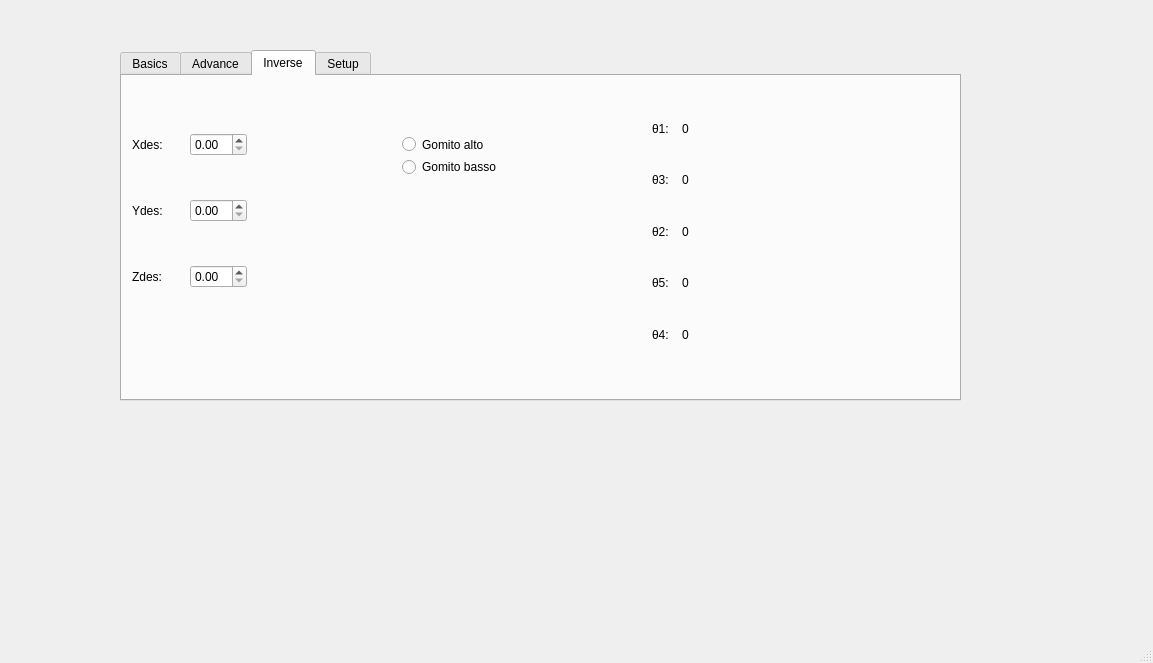
First picture: the form in pyUi/Designer/QtDesigner/modify/help.ui, repository Alfystar/Scorbot-CA, before the edit.
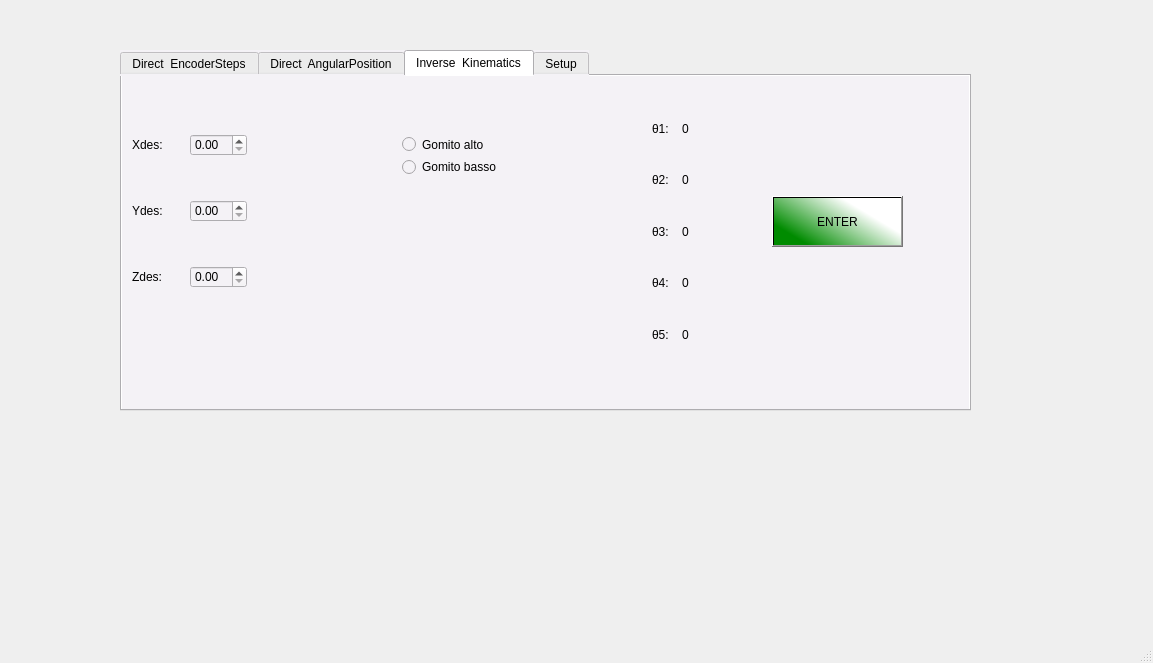
Second picture: the form after the edit. The open tabs and pages were chosen to show the change. Icons and pictures are not drawn.

```diff
--- a/pyUi/Designer/QtDesigner/modify/help.ui
+++ b/pyUi/Designer/QtDesigner/modify/help.ui
@@ -41,19 +41,46 @@
      <rect>
       <x>120</x>
       <y>50</y>
-      <width>841</width>
-      <height>351</height>
+      <width>851</width>
+      <height>361</height>
      </rect>
     </property>
+    <property name="toolTip">
+     <string>&lt;html&gt;&lt;head/&gt;&lt;body&gt;&lt;p&gt;Direct&lt;/p&gt;&lt;p&gt;&lt;br/&gt;&lt;/p&gt;&lt;/body&gt;&lt;/html&gt;</string>
+    </property>
+    <property name="whatsThis">
+     <string>&lt;html&gt;&lt;head/&gt;&lt;body&gt;&lt;p&gt;B&lt;/p&gt;&lt;p&gt;&lt;br/&gt;&lt;/p&gt;&lt;/body&gt;&lt;/html&gt;</string>
+    </property>
+    <property name="styleSheet">
+     <string notr="true">background-color: rgb(244, 242, 246);</string>
+    </property>
+    <property name="tabPosition">
+     <enum>QTabWidget::North</enum>
+    </property>
+    <property name="tabShape">
+     <enum>QTabWidget::Rounded</enum>
+    </property>
     <property name="currentIndex">
-     <number>2</number>
+     <number>0</number>
+    </property>
+    <property name="usesScrollButtons">
+     <bool>false</bool>
+    </property>
+    <property name="documentMode">
+     <bool>false</bool>
+    </property>
+    <property name="tabsClosable">
+     <bool>false</bool>
+    </property>
+    <property name="movable">
+     <bool>false</bool>
     </property>
     <property name="tabBarAutoHide">
      <bool>false</bool>
     </property>
     <widget class="QWidget" name="basics">
      <attribute name="title">
-      <string>Basics</string>
+      <string>Direct  EncoderSteps</string>
      </attribute>
      <widget class="QPushButton" name="pushButton_2">
       <property name="geometry">
@@ -425,7 +452,7 @@
     </widget>
     <widget class="QWidget" name="tab_2">
      <attribute name="title">
-      <string>Advance</string>
+      <string>Direct  AngularPosition</string>
      </attribute>
      <widget class="QWidget" name="layoutWidget_6">
       <property name="geometry">
@@ -833,7 +860,7 @@
     </widget>
     <widget class="QWidget" name="tab">
      <attribute name="title">
-      <string>Inverse</string>
+      <string>Inverse  Kinematics</string>
      </attribute>
      <widget class="QWidget" name="layoutWidget_2">
       <property name="geometry">
@@ -948,7 +975,7 @@
          <item>
           <widget class="QLabel" name="label_48">
            <property name="text">
-            <string>θ3:  </string>
+            <string>θ2:  </string>
            </property>
           </widget>
          </item>
@@ -966,7 +993,7 @@
          <item>
           <widget class="QLabel" name="label_46">
            <property name="text">
-            <string>θ2:  </string>
+            <string>θ3:  </string>
            </property>
           </widget>
          </item>
@@ -984,7 +1011,7 @@
          <item>
           <widget class="QLabel" name="label_50">
            <property name="text">
-            <string>θ5:  </string>
+            <string>θ4:  </string>
            </property>
           </widget>
          </item>
@@ -1002,7 +1029,7 @@
          <item>
           <widget class="QLabel" name="label_49">
            <property name="text">
-            <string>θ4:  </string>
+            <string>θ5:  </string>
            </property>
           </widget>
          </item>
@@ -1033,6 +1060,22 @@
        <string/>
       </property>
      </widget>
+     <widget class="QPushButton" name="PulsanteInvioPAgina_Inverse">
+      <property name="geometry">
+       <rect>
+        <x>650</x>
+        <y>120</y>
+        <width>131</width>
+        <height>51</height>
+       </rect>
+      </property>
+      <property name="styleSheet">
+       <string notr="true">background-color: qlineargradient(spread:pad, x1:0.0246305, y1:0.602273, x2:1, y2:0, stop:0 rgba(0, 139, 0, 255), stop:0.655172 rgba(255, 255, 255, 255));</string>
+      </property>
+      <property name="text">
+       <string>ENTER</string>
+      </property>
+     </widget>
     </widget>
     <widget class="QWidget" name="tab_3">
      <attribute name="title">
@@ -1059,9 +1102,9 @@
    <widget class="QLabel" name="label_39">
     <property name="geometry">
      <rect>
-      <x>990</x>
+      <x>1000</x>
       <y>40</y>
-      <width>131</width>
+      <width>121</width>
       <height>151</height>
      </rect>
     </property>
```
Left out of the diff: 216 changed lines with no effect on the pictures.
